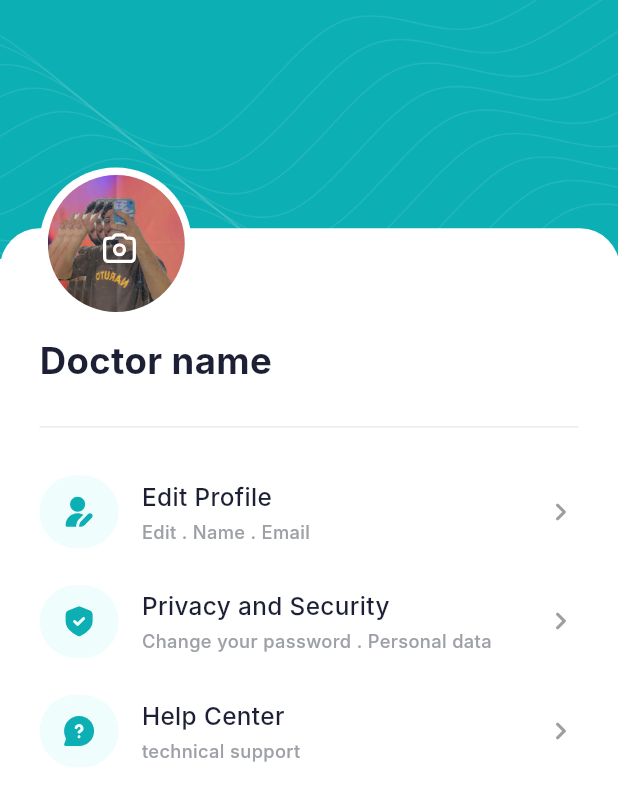
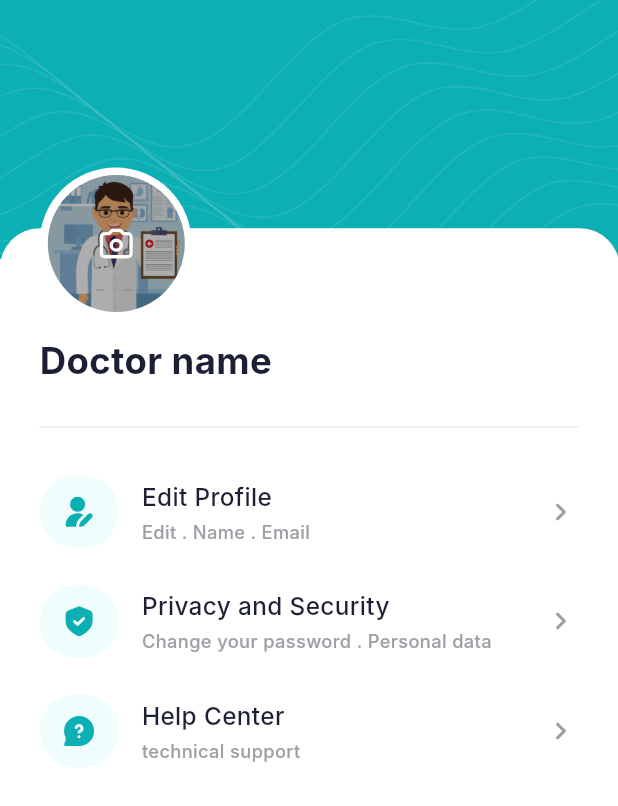
Before and after one commit to IbrahimElbazz/Brainpulse, a Flutter app: the MyAccount screen opened directly, on a phone screen of 412 x 824 dp. Shown: the top 806 px of the screen. Run offline on Flutter 3.47's test engine with Material 3 defaults, Android fonts, the phone set to English and light mode, and no system bars; our stand-ins replace dartz, dio, flutter_bloc, flutter_screenutil, flutter_svg, freezed_annotation and 12 more; missing offline and left inert: dart:ffi, hawk_fab_menu; accounts and stored records are empty; generated files the repository leaves out were written again; Roboto replaces fonts that are missing (Inter).

Commit message:
update circle profile image

```diff
--- a/lib/features/my_account/presentation/screens/my_account.dart
+++ b/lib/features/my_account/presentation/screens/my_account.dart
@@ -24,7 +24,7 @@ class MyAccount extends StatelessWidget {
                 },
                 child: const ImageAndBackgroundBar(
                   background: 'assets/images/background.png',
-                  image: 'assets/images/rajab.png',
+                  image: 'assets/images/OO6PT80.jpg',
                 ),
               ),
               Padding(
--- a/lib/features/my_account/presentation/widgets/image_and_background_bar.dart
+++ b/lib/features/my_account/presentation/widgets/image_and_background_bar.dart
@@ -67,11 +67,18 @@ class ImageAndBackgroundBar extends StatelessWidget {
           ),
         ),
         Positioned(
-          top: 150.h,
-          left: 60.w,
-          child: SvgPicture.asset(
-            'assets/svgs/camera.svg',
-            width: 25.w,
+          top: 115.h,
+          left: 29.w,
+          child: CircleAvatar(
+            radius: 45.r,
+            backgroundColor: Colors.transparent.withAlpha(850),
+            child: Center(
+              child: SvgPicture.asset(
+                'assets/svgs/camera.svg',
+                color: Colors.white,
+                width: 25.w,
+              ),
+            ),
           ),
         ),
       ],
```
Also changed, not shown: assets/images/OO6PT80.jpg (added), 4 other files.
